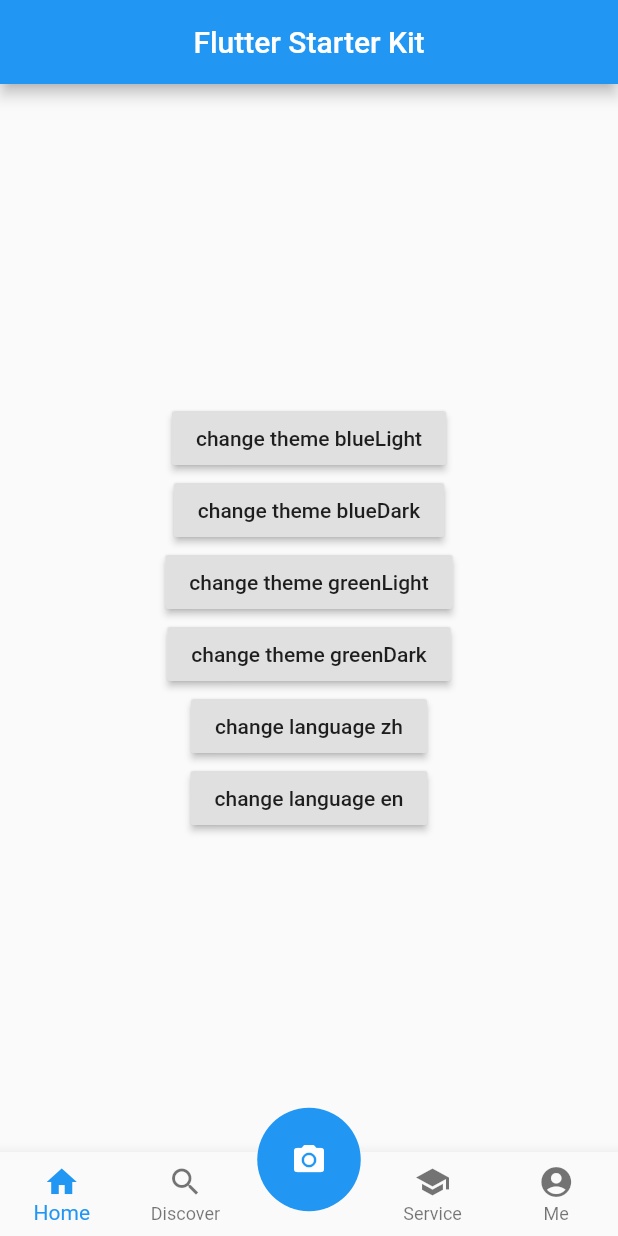
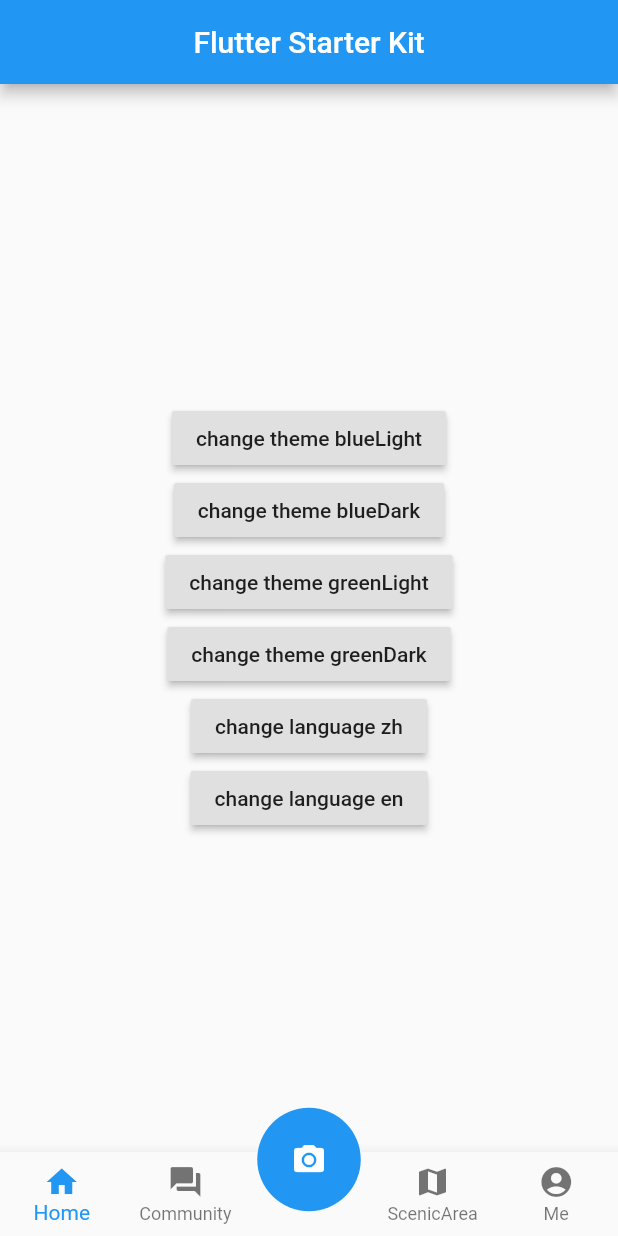
Before and after one commit to maybewaityou/flyme_app, a Flutter app: the screen it shows after launch, after a tap on "change language zh", after a tap on "change language en", on a phone screen of 412 x 824 dp. Run offline on Flutter 3.47's test engine with Material 2 defaults, Android fonts, the phone set to English and light mode, and no system bars; our stand-ins replace dartz, dio, fluro, freezed_annotation, get_it, hive and 3 more; missing offline and left inert: flutter_stetho, flyme_annotation; accounts and stored records are empty; generated files the repository leaves out were written again.

Commit message:
架构分层

```diff
--- a/lib/l10n/intl_en.arb
+++ b/lib/l10n/intl_en.arb
@@ -3,7 +3,7 @@
   "skip": "Skip",
   "startApp": "Let's Go!",
   "tabHome": "Home",
-  "tabDiscover": "Discover",
-  "tabService": "Service",
+  "tabCommunity": "Community",
+  "tabScenicArea": "ScenicArea",
   "tabUser": "Me"
 }
--- a/lib/l10n/intl_zh.arb
+++ b/lib/l10n/intl_zh.arb
@@ -3,7 +3,7 @@
   "skip": "跳过",
   "startApp": "开始",
   "tabHome": "首页",
-  "tabDiscover": "发现",
-  "tabService": "服务",
+  "tabCommunity": "社区",
+  "tabScenicArea": "景区",
   "tabUser": "我的"
 }
--- a/lib/user_interface/global/locale_model.dart
+++ b/lib/user_interface/global/locale_model.dart
@@ -14,8 +14,8 @@ class LocaleModel extends _$ViewModel {
     print('==== LocaleModel init ====');
   }
 
-  void changeLocale(Locale locale) {
-    S.load(locale);
+  void changeLocale(String locale) {
+    S.load(Locale(locale));
     notifyListeners();
   }
 }
--- a/lib/user_interface/tab/home/page/page.dart
+++ b/lib/user_interface/tab/home/page/page.dart
@@ -51,14 +51,14 @@ class HomePage extends StatelessWidget {
             RaisedButton(
               onPressed: () {
                 final localeModel = getIt.get<LocaleModel>();
-                localeModel.changeLocale(Locale('zh'));
+                localeModel.changeLocale('zh');
               },
               child: const Text('change language zh'),
             ),
             RaisedButton(
               onPressed: () {
                 final localeModel = getIt.get<LocaleModel>();
-                localeModel.changeLocale(Locale('en'));
+                localeModel.changeLocale('en');
               },
               child: const Text('change language en'),
             ),
--- a/lib/user_interface/tab/tab_container.dart
+++ b/lib/user_interface/tab/tab_container.dart
@@ -22,20 +22,20 @@ class _TabContainerState extends State<TabContainer> {
     HomePage(),
     const Center(
       child: Text(
-        'Index 1: Business',
+        'Index 1: Community',
         style: optionStyle,
       ),
     ),
     Container(),
     const Center(
       child: Text(
-        'Index 2: School',
+        'Index 2: ScenicArea',
         style: optionStyle,
       ),
     ),
     const Center(
       child: Text(
-        'Index 3: School',
+        'Index 3: Me',
         style: optionStyle,
       ),
     ),
@@ -80,16 +80,16 @@ class _TabContainerState extends State<TabContainer> {
             title: Text(S.of(context).tabHome),
           ),
           BottomNavigationBarItem(
-            icon: const Icon(Icons.search),
-            title: Text(S.of(context).tabDiscover),
+            icon: const Icon(Icons.forum),
+            title: Text(S.of(context).tabCommunity),
           ),
           BottomNavigationBarItem(
             icon: const Icon(Icons.school),
             title: Text(''),
           ),
           BottomNavigationBarItem(
-            icon: const Icon(Icons.school),
-            title: Text(S.of(context).tabService),
+            icon: const Icon(Icons.map),
+            title: Text(S.of(context).tabScenicArea),
           ),
           BottomNavigationBarItem(
             icon: const Icon(Icons.account_circle),
```
Also changed, not shown: lib/generated/intl/messages_en.dart, lib/generated/intl/messages_zh.dart, lib/generated/l10n.dart.
